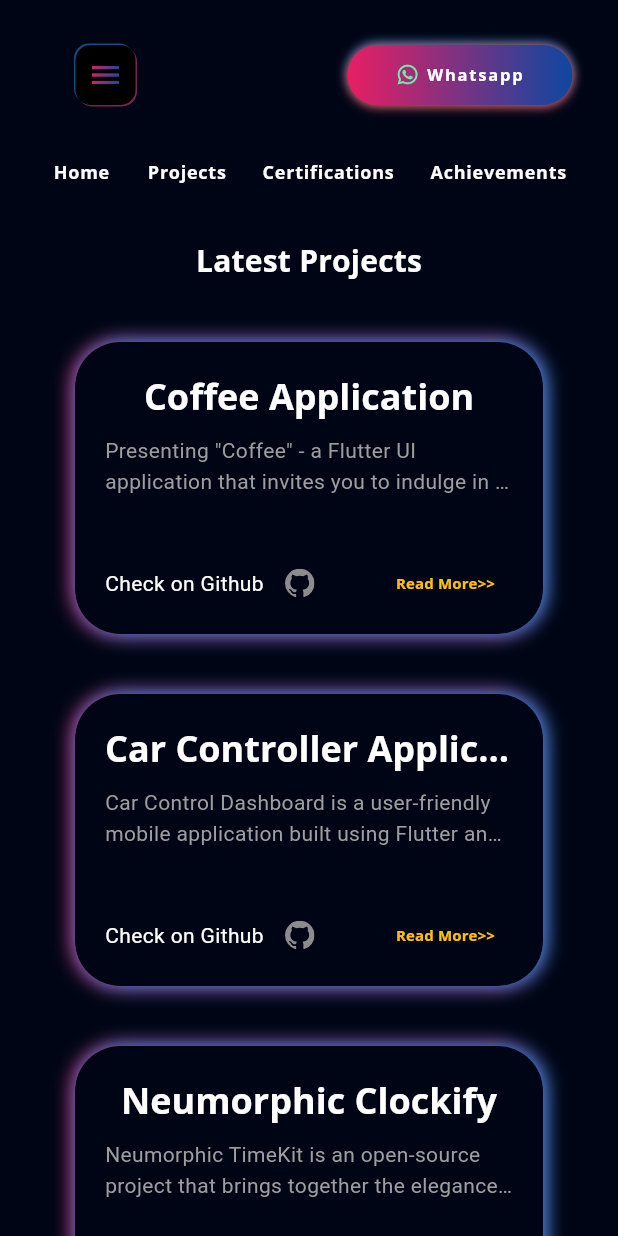
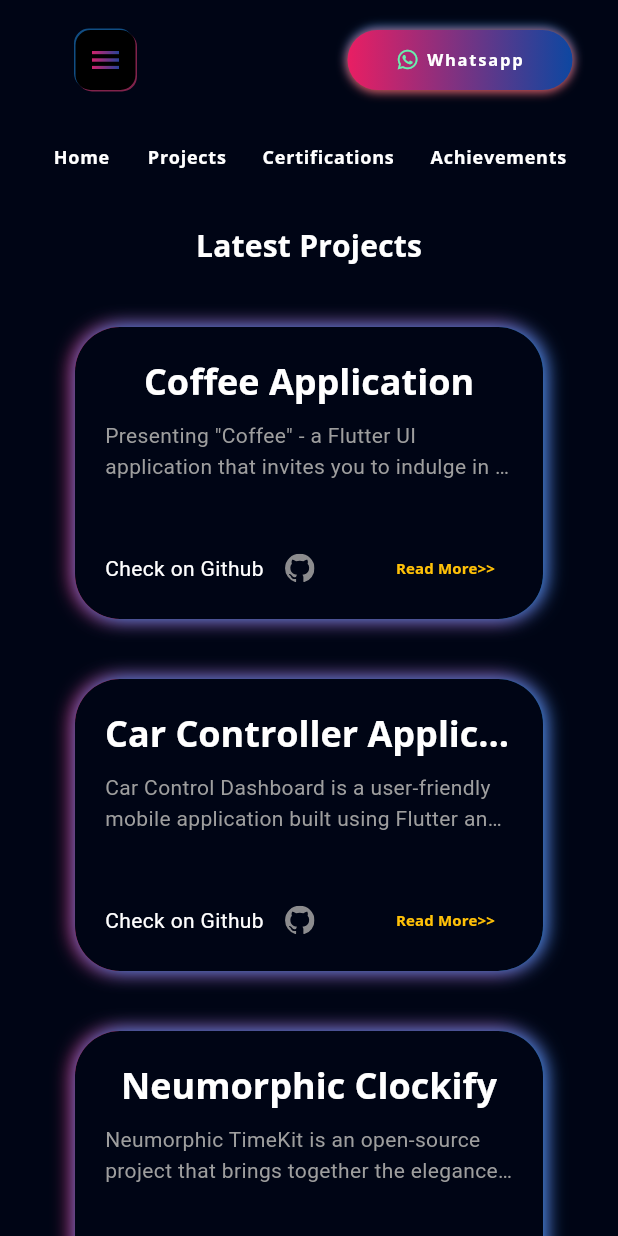
Before and after one commit to priteshparmar75/Pritesh-Portfolio, a Flutter app: the screen it shows after launch, scrolled down 576 dp, after a tap on "Whatsapp", on a phone screen of 412 x 824 dp. Run offline on Flutter 3.47's test engine with Material 3 defaults, Android fonts, the phone set to English and light mode, and no system bars; our stand-ins replace flutter_svg, font_awesome_flutter, get, google_fonts, photo_view.

Commit message:
Create Portfolio

```diff
--- a/lib/view/main/components/connect_button.dart
+++ b/lib/view/main/components/connect_button.dart
@@ -12,7 +12,7 @@ class ConnectButton extends StatelessWidget {
       padding:  const EdgeInsets.symmetric(vertical: defaultPadding),
       child: InkWell(
         onTap: () {
-          launchUrl(Uri.parse('https://wa.me/03054200605'));
+          launchUrl(Uri.parse('https://wa.me/7567671116'));
         },
         borderRadius: BorderRadius.circular(defaultPadding +10),
         child: Container(
--- a/lib/view/main/main_view.dart
+++ b/lib/view/main/main_view.dart
@@ -16,7 +16,7 @@ class MainView extends StatelessWidget {
       body: Center(
         child: Column(
           children: [
-            kIsWeb && !Responsive.isLargeMobile(context) ? const SizedBox(height:defaultPadding*2,) : const SizedBox(height:defaultPadding/2,),
+           // kIsWeb && !Responsive.isLargeMobile(context) ? const SizedBox(height:defaultPadding*2,) : const SizedBox(height:defaultPadding/2,),
              const SizedBox(
                 height: 80,
                 child: TopNavigationBar(),
```
Also changed, not shown: 1 other file.
